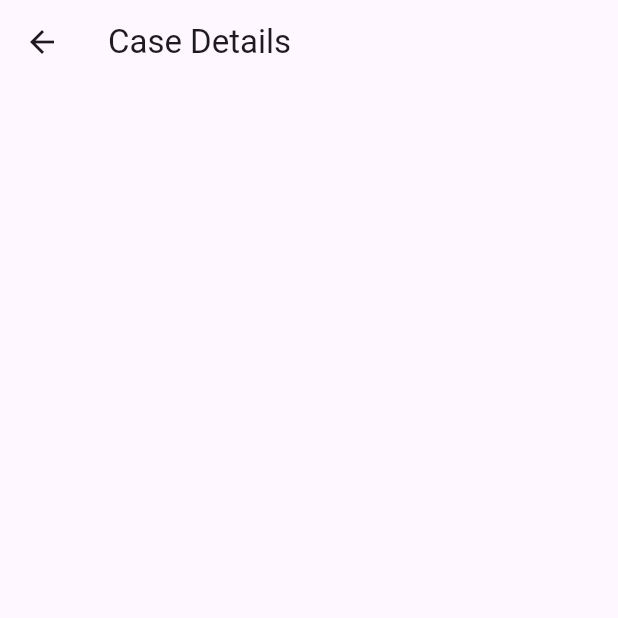
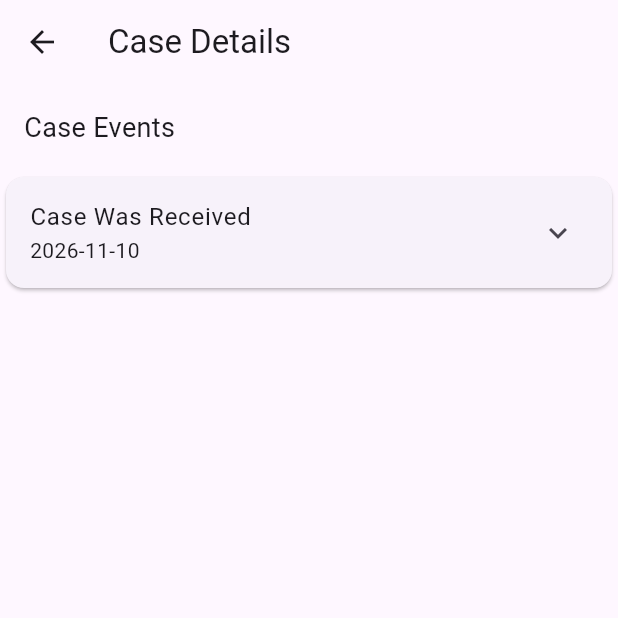
Before and after one commit to sarahgaskov/MyCaseUSA, a Flutter app: the screen it shows after launch, after a tap on "I-130", on a phone screen of 412 x 824 dp, the top half of it. Run offline on Flutter 3.47's test engine with Material 3 defaults, Android fonts, the phone set to English and light mode, and no system bars; our stand-ins replace flutter_dotenv.

Commit message:
Case details page

```diff
--- a/lib/pages/case_details.dart
+++ b/lib/pages/case_details.dart
@@ -1,17 +1,90 @@
 import 'package:flutter/material.dart';
+import '../models/case.dart';
+import '../models/event.dart';
 import '../widgets/refresh_list.dart';
 
 class CaseDetailsPage extends StatelessWidget {
+    final Case linkedCase;
     final Future<void> Function() onRefresh;
-    final List<Widget> sections;
 
-    const CaseDetailsPage({super.key, required this.onRefresh, this.sections = const []});
+    const CaseDetailsPage({super.key, required this.linkedCase, required this.onRefresh});
 
     @override
     Widget build(BuildContext context) {
+        final events = linkedCase.events;
+
+        final List<Widget> sections = [
+            Padding(
+                padding: EdgeInsets.all(16),
+                child: Text('Case Events', style: TextStyle(fontSize: 18)),
+            ),
+            eventsBox(events),
+        ];
+
         return Scaffold(
             appBar: AppBar(title: const Text('Case Details')),
             body: refreshList(onRefresh, sections),
         );
     }
+
+    // sections
+
+        //TODO: make a section that has both title and card
+
+    Card eventsBox(events) {
+        if (events.isEmpty) {
+            return Card(child: ListTile(title: Text('No events')));
+        } else {
+            return Card(
+                elevation: 1,
+                child: ExpansionTile(
+                    title: Text(events.first.text),
+                    subtitle: Text(events.first.date),
+                    children: [eventList(events)],
+                ),
+            );
+        }
+    }
+
+
+    Widget eventList(List<Event> events) {
+        return ListView.builder(
+            shrinkWrap: true,
+            physics: const NeverScrollableScrollPhysics(),
+
+            itemCount: events.length,
+
+            itemBuilder: (context, index) {
+                final Event event = events[index];
+
+                return IntrinsicHeight(
+                    child: Row(
+                        children: [
+                            SizedBox( //the timeline graphic with dots and lines
+                                width: 24,
+                                child: Column(
+                                    children: [
+                                        Expanded( child: Container(width: 2, color: Colors.grey)), //top line
+                                        Container(
+                                            width: 10,
+                                            height: 10,
+                                            decoration: BoxDecoration(color: Colors.blue, shape: BoxShape.circle), // circle
+                                        ),
+                                        Expanded(child: Container(width: 2, color: index == events.length - 1 ? Colors.transparent : Colors.grey)), // bottom line
+                                    ],
+                                ),
+                            ),
+
+                            Expanded(
+                                child: ListTile(
+                                    title: Text(event.text),
+                                    subtitle: Text(event.date),
+                                ),
+                            ),
+                        ],
+                    ),
+                );
+            },
+        );
+    }
 }
--- a/lib/pages/dashboard.dart
+++ b/lib/pages/dashboard.dart
@@ -1,6 +1,7 @@
 import 'package:flutter/material.dart';
 import '../services/api.dart';
 import '../models/case.dart';
+import '../models/event.dart';
 import '../widgets/popups.dart';
 import '../widgets/refresh_list.dart';
 import 'case_details.dart';
@@ -17,12 +18,16 @@ class DashboardPageState extends State<DashboardPage>{
 
     //todo remove temporary test
 	final Map<String, Case> cases = {
-		'TEST0000000001': const Case(
+		'TEST0000000001': Case(
 			receipt: 'TEST0000000001',
 			form: 'I-130',
 			status: 'Case Was Received',
 			description: '',
-			events: [],
+			events: [
+				Event(date: '2026-11-10', text: 'Case Was Received'),
+				Event(date: '2026-11-05', text: 'Fees Were Paid'),
+				Event(date: '2026-11-01', text: 'Case Was Filed'),
+			],
 		),
 	};
 
@@ -133,7 +138,7 @@ class DashboardPageState extends State<DashboardPage>{
                 title: Text(linkedCase.form),
                 subtitle: Text(linkedCase.status),
                 onTap: () => Navigator.of(context).push(
-                    MaterialPageRoute(builder: (context) => CaseDetailsPage(onRefresh: refresh)),
+                    MaterialPageRoute(builder: (context) => CaseDetailsPage(linkedCase: linkedCase, onRefresh: refresh)),
                 ),
             ),
         );
```
Also changed, not shown: lib/widgets/refresh_list.dart (line endings or trailing spaces).
